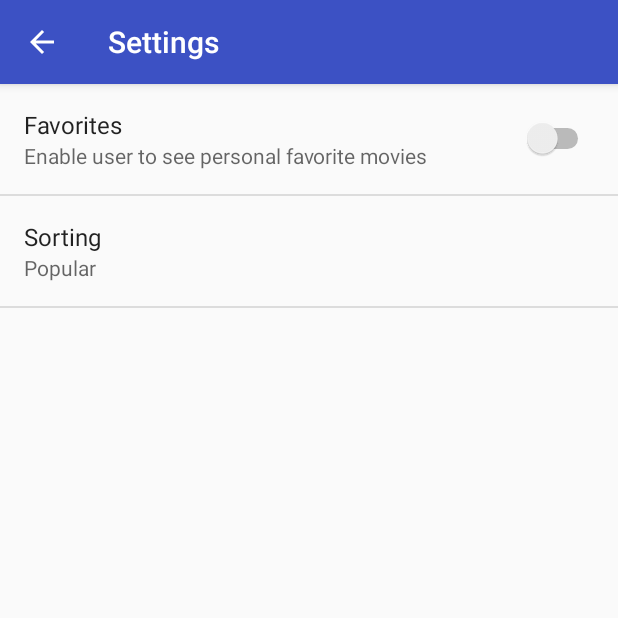
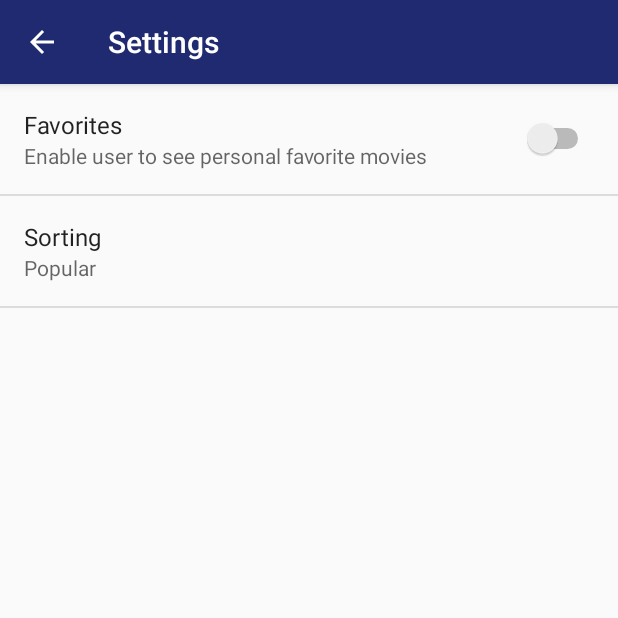
Before and after one commit to NemesAlin/MoviesAPP-ver3.0, an Android app: the screen it shows after launch (SettingsActivity), in the options menu, after a tap on "Settings", on a phone screen of 412 x 824 dp, the top half of it. Run offline under Robolectric (Android 15) with nearby library versions, the phone set to English and light mode, and no system bars; our stand-ins replace Picasso; pictures from the network do not load.

Commit message:
final stage :) pretty app

```diff
--- a/app/build.gradle
+++ b/app/build.gradle
@@ -8,8 +8,8 @@ android {
         applicationId "com.example.alinnemes.moviesapp_version10"
         minSdkVersion 11
         targetSdkVersion 24
-        versionCode 1
-        versionName "1.0"
+        versionCode 2
+        versionName "2.0"
     }
     buildTypes {
         release {
--- a/app/src/main/java/com/example/alinnemes/moviesapp_version10/Utility/FetchMovieTask.java
+++ b/app/src/main/java/com/example/alinnemes/moviesapp_version10/Utility/FetchMovieTask.java
@@ -36,8 +36,9 @@ public class FetchMovieTask extends AsyncTask<String, Void, ArrayList<Movie>> {
     }
 
     @Override
-    protected void onProgressUpdate(Void... values) {
-        movieManager.publishProgressFromNetwork();
+    protected void onPreExecute() {
+        super.onPreExecute();
+        movieManager.onLoadStarted();
     }
 
     @Override
@@ -48,7 +49,6 @@ public class FetchMovieTask extends AsyncTask<String, Void, ArrayList<Movie>> {
 
         ArrayList<Movie> movies = new ArrayList<>();
 
-        publishProgress();
         HttpURLConnection urlConnection = null;
         BufferedReader reader = null;
 
@@ -181,6 +181,7 @@ public class FetchMovieTask extends AsyncTask<String, Void, ArrayList<Movie>> {
     @Override
     protected void onPostExecute(ArrayList<Movie> movies) {
         super.onPostExecute(movies);
-        movieManager.setMoviesList(movies);
+        movieManager.onLoadStarted();
+        movieManager.startListingFromDB();
     }
 }
--- a/app/src/main/java/com/example/alinnemes/moviesapp_version10/Utility/ListMovieTask.java
+++ b/app/src/main/java/com/example/alinnemes/moviesapp_version10/Utility/ListMovieFromDBTask.java
@@ -11,25 +11,18 @@ import java.util.ArrayList;
 /**
  * Created by alin.nemes on 09-Aug-16.
  */
-public class ListMovieTask extends AsyncTask<String, Void, ArrayList<Movie>> {
+public class ListMovieFromDBTask extends AsyncTask<String, Void, ArrayList<Movie>> {
 
     private Context mContext;
     private MovieManager movieManager;
 
-    public ListMovieTask(Context mContext, MovieManager movieManager) {
+    public ListMovieFromDBTask(Context mContext, MovieManager movieManager) {
         this.mContext = mContext;
         this.movieManager = movieManager;
     }
 
     @Override
-    protected void onPreExecute() {
-        super.onPreExecute();
-
-    }
-
-    @Override
     protected ArrayList<Movie> doInBackground(String... params) {
-        publishProgress();
         if (params.length == 0) {
             return null;
         }
@@ -52,13 +45,9 @@ public class ListMovieTask extends AsyncTask<String, Void, ArrayList<Movie>> {
     }
 
     @Override
-    protected void onProgressUpdate(Void... values) {
-        movieManager.publishProgress();
-    }
-
-    @Override
     protected void onPostExecute(ArrayList<Movie> movies) {
         super.onPostExecute(movies);
         movieManager.setMoviesList(movies);
+        movieManager.onLoadEnded();
     }
 }
--- a/app/src/main/java/com/example/alinnemes/moviesapp_version10/Utility/MovieManager.java
+++ b/app/src/main/java/com/example/alinnemes/moviesapp_version10/Utility/MovieManager.java
@@ -6,47 +6,47 @@ import com.example.alinnemes.moviesapp_version10.activities.DetailActivity;
 import com.example.alinnemes.moviesapp_version10.model.Movie;
 
 import java.util.ArrayList;
-import java.util.Calendar;
 
 /**
  * Created by alin.nemes on 10-Aug-16.
  */
 public class MovieManager {
 
-    private ArrayList<Movie> movies;
-    private Movie detailedMovie;
     public static final String LIST_FAVORITES = "favorites";
     public static final String LIST_POPULAR = "popular";
     public static final String LIST_TOP_RATED = "top_rated";
+    private static MovieManager ourInstance = new MovieManager();
+    private ArrayList<Movie> movies;
+    private Movie detailedMovie;
     private ProcessListener processListener;
     private String param;
     private Context context;
 
-    private static MovieManager ourInstance = new MovieManager();
+    private MovieManager() {
+    }
 
     public static MovieManager getInstance() {
         return ourInstance;
     }
 
-    private MovieManager() {
-    }
-
-    public void getMovies(Context context, String param) {
+    public void startListingMovies(Context context, String param, boolean fetchFromNetwork) {
 
         this.param = param;
         this.context = context;
-        if (processListener != null) {
-            processListener.onProcessStarted();
-        }
+
         switch (param) {
-            case LIST_FAVORITES:
-                new ListMovieTask(context, this).execute(LIST_FAVORITES);
-                break;
             case LIST_POPULAR:
-                new ListMovieTask(context, this).execute(LIST_POPULAR);
+                if (fetchFromNetwork)
+                    new FetchMovieTask(context, this).execute(LIST_POPULAR);
+                else startListingFromDB();
                 break;
             case LIST_TOP_RATED:
-                new ListMovieTask(context, this).execute(LIST_TOP_RATED);
+                if (fetchFromNetwork)
+                    new FetchMovieTask(context, this).execute(LIST_TOP_RATED);
+                else startListingFromDB();
+                break;
+            case LIST_FAVORITES:
+                startListingFromDB();
                 break;
         }
     }
@@ -67,53 +67,50 @@ public class MovieManager {
 
     public void setMoviesList(ArrayList<Movie> movies) {
         this.movies = movies;
+    }
 
-        Calendar c = Calendar.getInstance();
-        int hours = c.get(Calendar.HOUR_OF_DAY);
-        int minutes = c.get(Calendar.MINUTE);
-        int seconds = c.get(Calendar.SECOND);
-
-        if(hours*3600 + minutes*60 + seconds < 1800){
+    public void startListingFromDB() {
         switch (param) {
+            case LIST_FAVORITES:
+                new ListMovieFromDBTask(context, this).execute(LIST_FAVORITES);
+                break;
             case LIST_POPULAR:
-                    new FetchMovieTask(context, this).execute(LIST_POPULAR);
+                new ListMovieFromDBTask(context, this).execute(LIST_POPULAR);
                 break;
             case LIST_TOP_RATED:
-                    new FetchMovieTask(context, this).execute(LIST_TOP_RATED);
-                    break;
-                case LIST_FAVORITES:
-                    if (processListener != null)
-                        processListener.onProcessEnded();
+                new ListMovieFromDBTask(context, this).execute(LIST_TOP_RATED);
                 break;
         }
-        } else {
-            if (processListener != null)
-                processListener.onProcessEnded();
     }
+
+    public Movie getDetailedMovie() {
+        return detailedMovie;
     }
 
     public void setDetailedMovie(Movie movie) {
         this.detailedMovie = movie;
-        processListener.onProcessEnded();
-    }
-
-    public Movie startDetailedMovieTask() {
-        return detailedMovie;
-    }
-
-
-    public void publishProgress() {
-        if (processListener != null)
-            processListener.onProcessUpdate();
-    }
-
-    public void publishProgressFromNetwork() {
-        if (processListener != null)
-            processListener.onProcessUpdateFromNetwork();
     }
 
     public void setProcessListener(ProcessListener processListener) {
         if (processListener != null)
             this.processListener = processListener;
     }
+
+    public void onLoadStarted() {
+        if (processListener != null) {
+            processListener.onLoadStarted();
         }
+    }
+
+    public void onLoadEnded() {
+        if (processListener != null)
+            processListener.onLoadEnded();
+    }
+
+    public void onLoadProgress(String msg) {
+        if (processListener != null)
+            processListener.onLoadProgress(msg);
+    }
+
+
+}
--- a/app/src/main/java/com/example/alinnemes/moviesapp_version10/Utility/ProcessListener.java
+++ b/app/src/main/java/com/example/alinnemes/moviesapp_version10/Utility/ProcessListener.java
@@ -5,8 +5,9 @@ package com.example.alinnemes.moviesapp_version10.Utility;
  */
 public interface ProcessListener {
 
-    void onProcessStarted();
-    void onProcessEnded();
-    void onProcessUpdate();
-    void onProcessUpdateFromNetwork();
+    void onLoadStarted();
+
+    void onLoadEnded();
+
+    void onLoadProgress(String msg);
 }
--- a/app/src/main/java/com/example/alinnemes/moviesapp_version10/activities/SplashActivity.java
+++ b/app/src/main/java/com/example/alinnemes/moviesapp_version10/activities/SplashActivity.java
@@ -5,11 +5,10 @@ import android.os.Bundle;
 import android.os.SystemClock;
 import android.support.v7.app.AppCompatActivity;
 
-import com.example.alinnemes.moviesapp_version10.Utility.FetchMovieTask;
-
 import java.util.concurrent.TimeUnit;
 
 public class SplashActivity extends AppCompatActivity {
+    public static boolean fetchFromNetwork;
 
     @Override
     protected void onCreate(Bundle savedInstanceState) {
@@ -17,6 +16,7 @@ public class SplashActivity extends AppCompatActivity {
         super.onCreate(savedInstanceState);
         Intent intent = new Intent(this, MainActivity.class);
         startActivity(intent);
+        fetchFromNetwork = true;
         finish();
     }
 }
--- a/app/src/main/java/com/example/alinnemes/moviesapp_version10/fragments/MovieListFragment.java
+++ b/app/src/main/java/com/example/alinnemes/moviesapp_version10/fragments/MovieListFragment.java
@@ -4,6 +4,7 @@ import android.app.ProgressDialog;
 import android.content.Intent;
 import android.os.Bundle;
 import android.os.Handler;
+import android.support.annotation.Nullable;
 import android.support.v4.app.Fragment;
 import android.support.v4.widget.SwipeRefreshLayout;
 import android.view.LayoutInflater;
@@ -16,7 +17,6 @@ import android.widget.AdapterView;
 import android.widget.GridView;
 import android.widget.ImageView;
 import android.widget.TextView;
-import android.widget.Toast;
 
 import com.example.alinnemes.moviesapp_version10.R;
 import com.example.alinnemes.moviesapp_version10.Utility.GridViewAdapter;
@@ -27,6 +27,7 @@ import com.example.alinnemes.moviesapp_version10.Utility.ProcessListener;
 import com.example.alinnemes.moviesapp_version10.activities.DetailActivity;
 import com.example.alinnemes.moviesapp_version10.activities.MainActivity;
 import com.example.alinnemes.moviesapp_version10.activities.SettingsActivity;
+import com.example.alinnemes.moviesapp_version10.activities.SplashActivity;
 import com.example.alinnemes.moviesapp_version10.model.Movie;
 
 import java.util.ArrayList;
@@ -35,8 +36,8 @@ public class MovieListFragment extends Fragment implements ProcessListener {
 
     //Views
     private GridView gridView;
-    private ImageView noInternetImageView;
-    private TextView noInternetTextView;
+    private ImageView informationImageView;
+    private TextView informationTextView;
     private SwipeRefreshLayout mSwipeRefreshLayout;
     private ProgressDialog pdLoading;
     //array data
@@ -51,12 +52,19 @@ public class MovieListFragment extends Fragment implements ProcessListener {
     public void onResume() {
         super.onResume();
         movieManager = MovieManager.getInstance();
+        SplashActivity.fetchFromNetwork = false;
     }
 
     @Override
     public void onDestroy() {
         super.onDestroy();
         movieManager.setProcessListener(null);
+        SplashActivity.fetchFromNetwork = false;
+    }
+
+    @Override
+    public void onActivityCreated(@Nullable Bundle savedInstanceState) {
+        super.onActivityCreated(savedInstanceState);
     }
 
     @Override
@@ -66,6 +74,7 @@ public class MovieListFragment extends Fragment implements ProcessListener {
         sorting = PreferenceUtilityClass.getPreferredSorting(getActivity());
         movieManager = MovieManager.getInstance();
         movieManager.setProcessListener(this);
+
     }
 
     public void onCreateOptionsMenu(Menu menu, MenuInflater inflater) {
@@ -79,13 +88,13 @@ public class MovieListFragment extends Fragment implements ProcessListener {
 
         mSwipeRefreshLayout = (SwipeRefreshLayout) rootView.findViewById(R.id.refreshLayout);
         gridView = (GridView) rootView.findViewById(R.id.moviesPosterGridView);
-        noInternetImageView = (ImageView) rootView.findViewById(R.id.noInternetIcon);
-        noInternetTextView = (TextView) rootView.findViewById(R.id.noInternettextView);
+        informationImageView = (ImageView) rootView.findViewById(R.id.noInternetIcon);
+        informationTextView = (TextView) rootView.findViewById(R.id.noInternettextView);
         pdLoading = new ProgressDialog(getActivity());
 
         listMovies();
 
-        noInternetImageView.setOnClickListener(new View.OnClickListener() {
+        informationImageView.setOnClickListener(new View.OnClickListener() {
             @Override
             public void onClick(View view) {
                 listMovies();
@@ -109,26 +118,23 @@ public class MovieListFragment extends Fragment implements ProcessListener {
     public void listMovies() {
         if (InternetUtilityClass.isOnline(getActivity())) {
             gridView.setVisibility(View.VISIBLE);
-            noInternetImageView.setVisibility(View.GONE);
-            noInternetTextView.setVisibility(View.GONE);
+            informationImageView.setVisibility(View.GONE);
+            informationTextView.setVisibility(View.GONE);
 
             boolean favorite = PreferenceUtilityClass.getPreferredFavorite(getActivity());
 
 
             if (favorite) {
-                movieManager.getMovies(getActivity(), MovieManager.LIST_FAVORITES);
+                movieManager.startListingMovies(getActivity(), MovieManager.LIST_FAVORITES, SplashActivity.fetchFromNetwork);
             } else if (sorting.equals(getString(R.string.pref_sorting_default))) {
-                movieManager.getMovies(getActivity(), MovieManager.LIST_POPULAR);
+                movieManager.startListingMovies(getActivity(), MovieManager.LIST_POPULAR, SplashActivity.fetchFromNetwork);
             } else {
-                movieManager.getMovies(getActivity(), MovieManager.LIST_TOP_RATED);
+                movieManager.startListingMovies(getActivity(), MovieManager.LIST_TOP_RATED, SplashActivity.fetchFromNetwork);
             }
 
 
         } else {
-            gridView.setVisibility(View.GONE);
-            noInternetImageView.setVisibility(View.VISIBLE);
-            noInternetTextView.setVisibility(View.VISIBLE);
-            Toast.makeText(getActivity(), getString(R.string.no_internet_connection), Toast.LENGTH_SHORT).show();
+            showInformationToUser(getString(R.string.no_internet_connection), R.drawable.no_internet_connection);
         }
 
     }
@@ -170,33 +176,42 @@ public class MovieListFragment extends Fragment implements ProcessListener {
     public void setGridView() {
         GridViewAdapter gridViewAdapter = new GridViewAdapter(getContext(), movies);
         gridViewAdapter.notifyDataSetChanged();
-        gridView.setAdapter(gridViewAdapter);
+
+        if (movies != null) {
+            if (movies.size() != 0) {
+                gridView.setAdapter(gridViewAdapter);
+            } else
+                showInformationToUser(getString(R.string.no_movies_to_show), R.drawable.sad_face);
+        } else {
+            showInformationToUser(getString(R.string.no_movies_to_show), R.drawable.sad_face);
+        }
     }
 
     @Override
-    public void onProcessStarted() {
+    public void onLoadStarted() {
         pdLoading.setMessage("\tLoading...");
         pdLoading.show();
     }
 
     @Override
-    public void onProcessEnded() {
+    public void onLoadEnded() {
         pdLoading.dismiss();
         movies = movieManager.getMoviesList();
         setGridView();
     }
 
     @Override
-    public void onProcessUpdate() {
-        pdLoading.setMessage("\tGetting Movies...");
+    public void onLoadProgress(String msg) {
+        pdLoading.setMessage("\t" + msg);
         pdLoading.show();
     }
 
-    @Override
-    public void onProcessUpdateFromNetwork(){
-        pdLoading.setMessage("\tGetting data from network...");
-        pdLoading.show();
+    public void showInformationToUser(String msg, int img) {
+        gridView.setVisibility(View.GONE);
+        informationImageView.setVisibility(View.VISIBLE);
+        informationTextView.setVisibility(View.VISIBLE);
+        informationImageView.setImageResource(img);
+        informationTextView.setText(msg);
     }
 
-
 }
--- a/app/src/main/res/layout/fragment_detail_item_trailer_list.xml
+++ b/app/src/main/res/layout/fragment_detail_item_trailer_list.xml
@@ -16,8 +16,9 @@
         android:layout_width="wrap_content"
         android:layout_height="wrap_content"
         android:layout_alignParentTop="true"
+        android:layout_toEndOf="@+id/playIconImageView"
         android:layout_toRightOf="@+id/playIconImageView"
-        android:text="Trailer Title"
-        android:textAppearance="?android:attr/textAppearanceLarge" />
+        android:textAppearance="?android:attr/textAppearanceLarge"
+        android:textColor="@android:color/white" />
 
 </RelativeLayout>
--- a/app/src/main/res/values/colors.xml
+++ b/app/src/main/res/values/colors.xml
@@ -1,6 +1,6 @@
 <?xml version="1.0" encoding="utf-8"?>
 <resources>
-    <color name="colorPrimary">#3c51c4</color>
+    <color name="colorPrimary">#1f2a70</color>
     <color name="colorPrimaryDark">#000838</color>
     <color name="colorAccent">#56001d</color>
 </resources>
--- a/app/src/main/res/values/strings.xml
+++ b/app/src/main/res/values/strings.xml
@@ -22,6 +22,7 @@
     </string>
 
     <string name="pref_title_sorting">Sorting</string>
+    <string name="no_movies_to_show">No movies to show, try refresh...</string>
     <string-array name="pref_sorting_list_title">
         <item>Popular</item>
         <item>Top Rated</item>
```
Also changed, not shown: app/src/main/java/com/example/alinnemes/moviesapp_version10/Utility/DetailMovieTask.java (+19 -12 lines), app/src/main/java/com/example/alinnemes/moviesapp_version10/Utility/ViewUtility.java (added, +65 -0 lines), app/src/main/java/com/example/alinnemes/moviesapp_version10/activities/DetailActivity.java (+7 -0 lines), app/src/main/java/com/example/alinnemes/moviesapp_version10/fragments/DetailFragment.java (+30 -41 lines), app/src/main/res/layout/fragment_detail.xml (+5 -7 lines), app/src/main/res/drawable/sad_face.png (added). Lines whose indentation alone changed are shown as unchanged.
